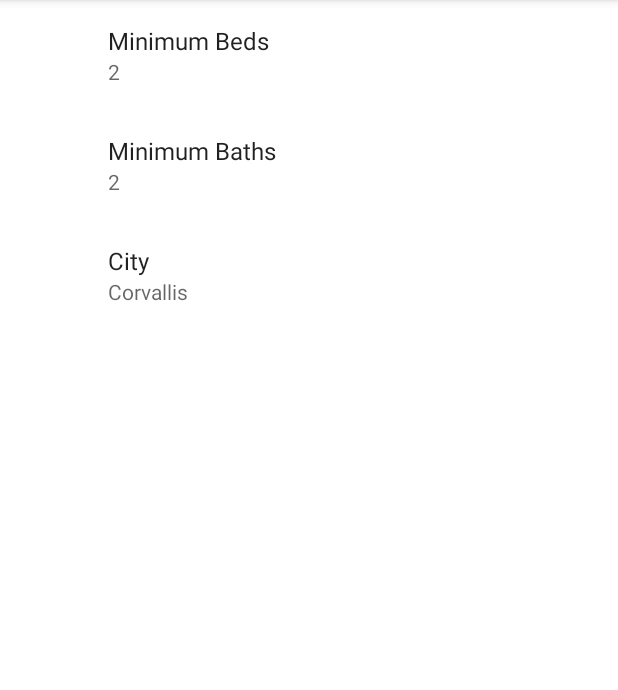
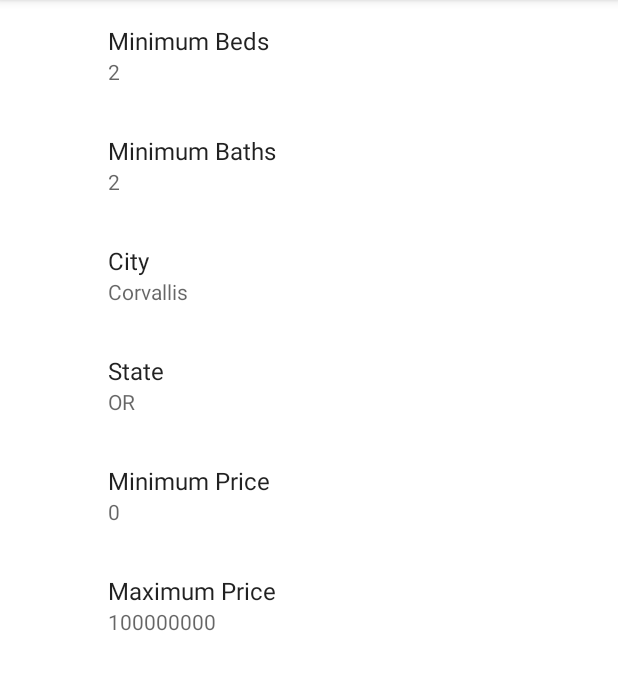
Before and after one commit to youngerj/RealtorListingsApp, an Android app: the SettingsFragment screen opened directly, with no data from a screen before it, on a phone screen of 412 x 824 dp, the part 84-774 px from its top. Run offline under Robolectric (Android 15) with nearby library versions, the phone set to English and light mode, and no system bars; our stand-ins replace androidx.preference.

Commit message:
Add files via upload

```diff
--- a/app/src/main/res/xml/prefs.xml
+++ b/app/src/main/res/xml/prefs.xml
@@ -27,6 +27,25 @@
         app:useSimpleSummaryProvider="true"
         android:defaultValue="Corvallis"/>
 
+    <EditTextPreference
+        android:title="@string/pref_state_title"
+        android:key="@string/pref_state_key"
+        app:useSimpleSummaryProvider="true"
+        android:defaultValue="OR"/>
+
+    <EditTextPreference
+        android:title="@string/pref_pmin_title"
+        android:key="@string/pref_pmin_key"
+        app:useSimpleSummaryProvider="true"
+        android:defaultValue="0"/>
+
+    <EditTextPreference
+        android:title="@string/pref_pmax_title"
+        android:key="@string/pref_pmax_key"
+        app:useSimpleSummaryProvider="true"
+        android:defaultValue="100000000"/>
+
+
     <!--
     <PreferenceCategory android:title="@string/pref_in_title">
         <CheckBoxPreference
```
